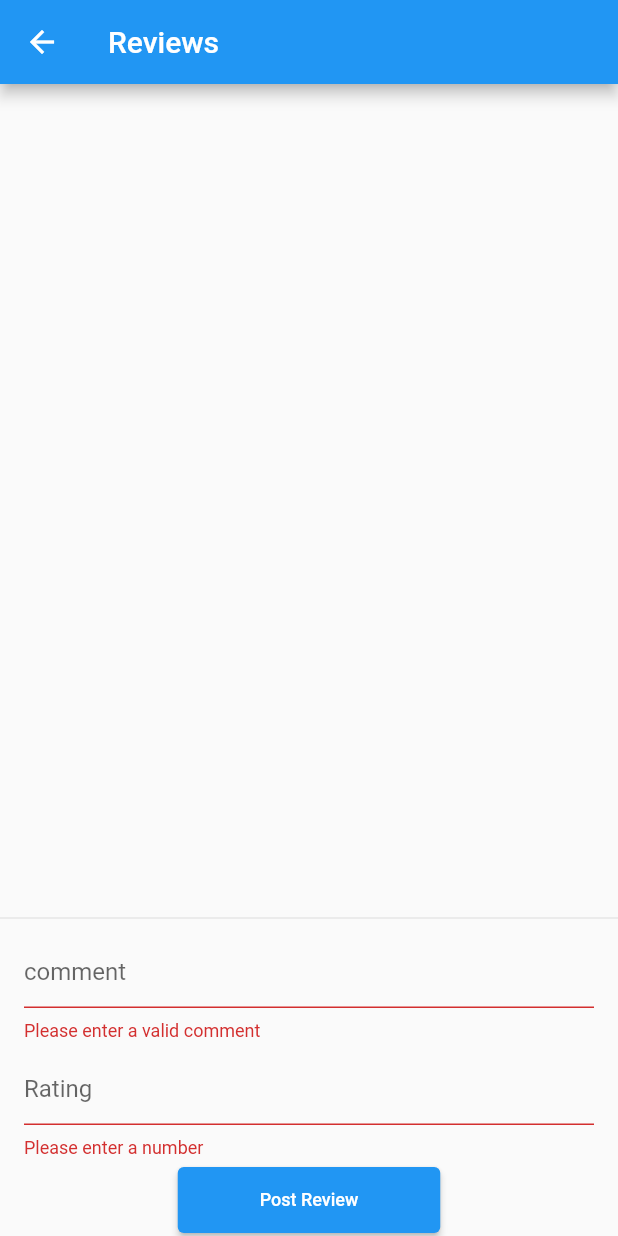
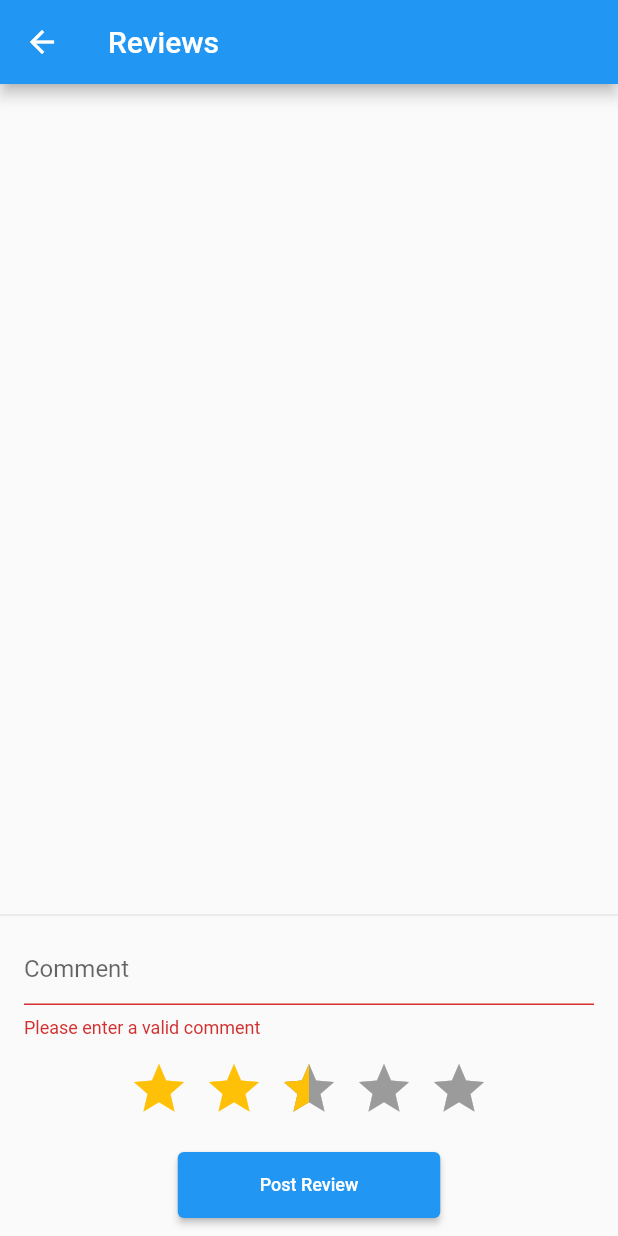
Before and after one commit to GP-Autism-Detection/GraduationProject, a Flutter app: the Centers screen opened directly with empty values, after a tap on "Post Review", on a phone screen of 412 x 824 dp. Run offline on Flutter 3.47's test engine with Material 2 defaults, Android fonts, the phone set to English and light mode, and no system bars; drawn by our look-alikes of flutter_rating_bar; our stand-ins replace cloud_firestore, firebase_auth, firebase_core, firebase_storage, fluttertoast, image_picker and 1 more; missing offline and left inert: google_mlkit_face_detection, tflite; accounts and stored records are empty; network calls fail.

Commit message:
Updated centers review
user use rating bar instead of typing the rating manually

```diff
--- a/lib/comments.dart
+++ b/lib/comments.dart
@@ -8,6 +8,8 @@ import 'firebaseStorage.dart';
 import 'User.dart';
 import 'package:intl/intl.dart';
 import 'package:fluttertoast/fluttertoast.dart';
+import 'package:flutter_rating_bar/flutter_rating_bar.dart';
+
 
 final _collectionReference = FirebaseFirestore.instance.collection("Centers");
 TextEditingController commentController = TextEditingController();
@@ -73,10 +75,11 @@ class CommentsState extends State<Centers> {
   }
 
   TextEditingController commentController = TextEditingController();
-  TextEditingController ratingController = TextEditingController();
+  //TextEditingController ratingController = TextEditingController();
+  var user_rating=2.5;
   bool _validate = false;
   bool _validate2 = false;
-  var avgrating;
+  num avgrating=0.0;
 
   final String centerId;
   final String userId;
@@ -107,19 +110,24 @@ class CommentsState extends State<Centers> {
             // print("KKKKKKKKKKKKKKKKKKKKKKKKKKKKKKKKKKKKK");
             // print(doc.data());
             // print("KKKKKKKKKKKKKKKKKKKKKKKKKKKKKKKKKKKKK");
+            if (Comment.fromDocument(doc).comment == userId) {}
             comments.add(Comment.fromDocument(doc));
           });
           //print("KKKKKKKKKKKKKKKKKKKKKKKKKKKKKKKKKKKKK");
           if (comments.isNotEmpty) {
-            var sumRating = 0;
+            double sumRating = 0;
             for (var i = 0; i < comments.length; i++) {
-              sumRating += comments[i].rating as int;
+              sumRating += comments[i].rating;
             }
+            //https://stackoverflow.com/questions/68075977/how-to-round-up-and-down-double-to-the-nearest-interval-in-dart-flutter
+            var avg_before_ceiling = sumRating / comments.length;
+            avgrating = (avg_before_ceiling*2).ceilToDouble()/2;
+            //print(sumRating);
+            //print("AAAAAAAAAAAAAAAAAAAAAAAAAAAAAAAAAAAAAAAAAAAAAAAA");
+            //print(avg_before_ceiling);
+            print(avgrating);
+            //print("AAAAAAAAAAAAAAAAAAAAAAAAAAAAAAAAAAAAAAAAAAAAAAAA");
 
-            avgrating = sumRating ~/ comments.length;
-
-            //print(sumRating);
-            //print(avgrating);
           }
           //print("KKKKKKKKKKKKKKKKKKKKKKKKKKKKKKKKKKKKK");
           return ListView(
@@ -147,7 +155,8 @@ class CommentsState extends State<Centers> {
       "userId": userid,
       "comment": commentController.text,
       "time": DateTime.now().millisecondsSinceEpoch,
-      "rating": int.parse(ratingController.text),
+      "rating": user_rating,
+      "Commented":true,
       //"timestamp": DateTime.now().millisecondsSinceEpoch,
     });
     // print("PPPPPPPPPPPPPPPPPPPPPPPPPPPPPPPPPPPPPPPPPPPPPPPPPPPPPPPPPPPPP");
@@ -155,6 +164,7 @@ class CommentsState extends State<Centers> {
       "Rating": avgrating,
       //"timestamp": DateTime.now().millisecondsSinceEpoch,
     });
+
     // print("BBBBBBBBBBBBBBBBBBBBBBBBBBBBBBBBBBBBBBBBBBBBBBBBBBBBB");
     //print(userid);
     //print(user?.name);
@@ -162,7 +172,7 @@ class CommentsState extends State<Centers> {
     //print(DateTime.now().millisecondsSinceEpoch);
     // print("BBBBBBBBBBBBBBBBBBBBBBBBBBBBBBBBBBBBBBBBBBBBBBBBBBBBB");
     commentController.clear();
-    ratingController.clear();
+    //ratingController.clear();
   }
 
   // String? get _errorText {
@@ -176,8 +186,10 @@ class CommentsState extends State<Centers> {
   //   // return null if the text is valid
   //   return null;
   // }
+
   @override
   Widget build(BuildContext context) {
+
     return Scaffold(
       appBar: AppBar(title: const Text("Reviews")),
       body: Column(
@@ -201,29 +213,49 @@ class CommentsState extends State<Centers> {
                           return null;
                         },
                         keyboardType: TextInputType.text,
-                        decoration: const InputDecoration(hintText: 'comment'),
+                        decoration: const InputDecoration(hintText: 'Comment'),
                       ),
                     ),
-                    ListTile(
-                      title: TextFormField(
-                        controller: ratingController,
-                        keyboardType: const TextInputType.numberWithOptions(
-                            decimal: true),
-                        decoration: const InputDecoration(hintText: 'Rating'),
-                        validator: (ratingController) {
-                          if (ratingController!.isEmpty) {
-                            return 'Please enter a number ';
-                          }
-                          if (ratingController.contains('.')) {
-                            return 'Please pick a number between 0 & 5';
-                          }
-                          if (int.parse(ratingController) < 1 ||
-                              int.parse(ratingController) > 5) {
-                            return 'Please pick a number between 1 & 5 ';
-                          }
-                          return null;
+                    const SizedBox(
+                      height: 10,
+                    ),
+                    RatingBar.builder(
+                      initialRating: 2.5,
+                      minRating: 1,
+                      direction: Axis.horizontal,
+                      allowHalfRating: true,
+                      itemCount: 5,
+                      itemPadding: EdgeInsets.symmetric(horizontal: 5.0),
+                      itemBuilder: (context, _) => Icon(
+                        Icons.star,
+                        color: Colors.amber,
+                      ),
+                      onRatingUpdate: (rating) {
+                        user_rating = rating;
                       },
+
+                      //   title: TextFormField(
+                      //     controller: ratingController,
+                      //     keyboardType: const TextInputType.numberWithOptions(
+                      //         decimal: true),
+                      //     decoration: const InputDecoration(hintText: 'Rating'),
+                      //     validator: (ratingController) {
+                      //       if (ratingController!.isEmpty) {
+                      //         return 'Please enter a number ';
+                      //       }
+                      //       if (ratingController.contains('.')) {
+                      //         return 'Please pick a number between 0 & 5';
+                      //       }
+                      //       if (int.parse(ratingController) < 1 ||
+                      //           int.parse(ratingController) > 5) {
+                      //         return 'Please pick a number between 1 & 5 ';
+                      //       }
+                      //       return null;
+                      //     },
+                      //   ),
                     ),
+                    const SizedBox(
+                      height: 20,
                     ),
                     SizedBox(
                       width: 175,
@@ -244,6 +276,7 @@ class CommentsState extends State<Centers> {
                             addComment(centerId);
                           }
                         },
+
                         child: const Padding(
                           padding: EdgeInsets.symmetric(
                               horizontal: 10, vertical: 15),
@@ -251,8 +284,14 @@ class CommentsState extends State<Centers> {
                               style: TextStyle(
                                 fontSize: 12.0,
                               )),
+
                         ),
+
                       ),
+
+                    ),
+                    const SizedBox(
+                      height: 10,
                     ),
                   ],
                 ),
@@ -361,7 +400,22 @@ class Comment extends StatelessWidget {
             mainAxisAlignment: MainAxisAlignment.center,
             crossAxisAlignment: CrossAxisAlignment.end,
             children: <Widget>[
-              _reviewsStarWidget(rating),
+              RatingBar.builder(
+                initialRating: rating,
+                direction: Axis.horizontal,
+                allowHalfRating: true,
+                itemCount: 5,
+                ignoreGestures: true,
+                itemPadding: EdgeInsets.symmetric(horizontal: 1),
+                itemSize: 19,
+                itemBuilder: (context, _) => Icon(
+                  Icons.star,
+                  color: Colors.amber,
+                ),
+                onRatingUpdate: (r) {
+                },
+              ),
+              //   _reviewsStarWidget(rating),
                 Text(
                   dateString,
                   style: const TextStyle(
--- a/pubspec.yaml
+++ b/pubspec.yaml
@@ -55,6 +55,7 @@ dependencies:
   cached_network_image: ^3.2.3
   url_launcher: ^6.1.10
   intl: ^0.18.1
+  flutter_rating_bar: ^4.0.1
 
 
 dev_dependencies:
```
Also changed, not shown: lib/NearestCentersScreen.dart (+17 -1 lines), pubspec.lock. Lines whose indentation alone changed are shown as unchanged.
